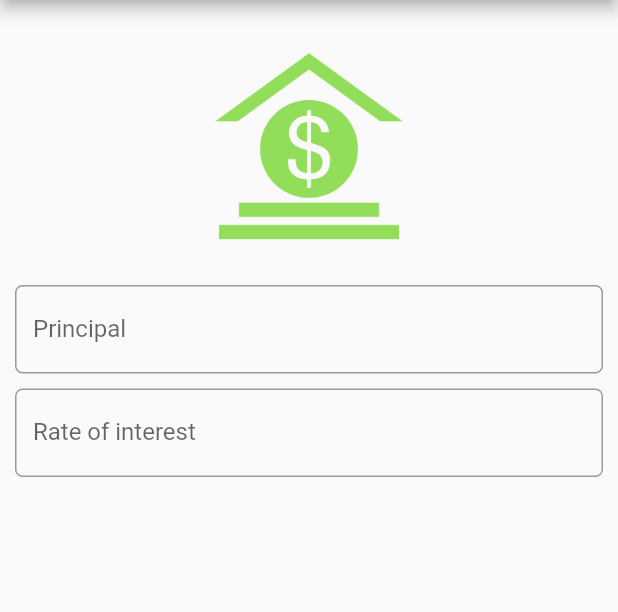
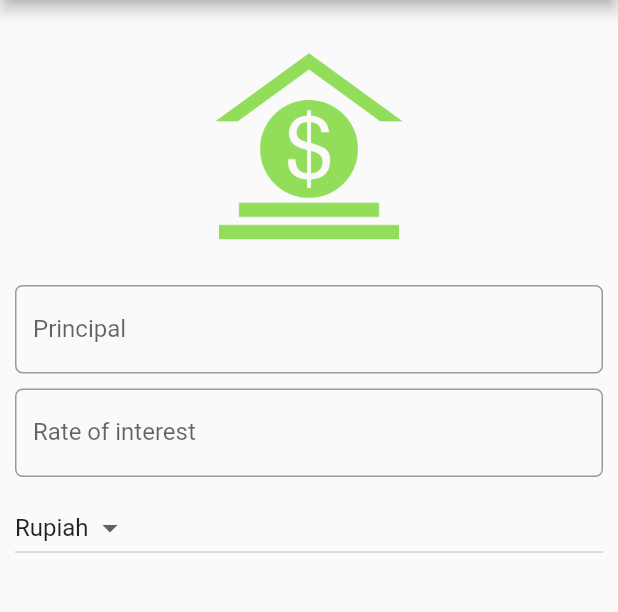
Before and after one commit to erikrios/simple-interest-calculator-app, a Flutter app: the screen it shows after launch, on a phone screen of 412 x 824 dp, the part 84-696 px from its top. Run offline on Flutter 3.47's test engine with Material 2 defaults, Android fonts, the phone set to English and light mode, and no system bars.

Commit message:
Add DropdownButton and DropdownItem widget

```diff
--- a/lib/main.dart
+++ b/lib/main.dart
@@ -28,6 +28,19 @@ class SimpleInterestCalculator extends StatefulWidget {
 
 class _SimpleInterestCalculatorState extends State<SimpleInterestCalculator> {
   final double _minimumPadding = 5.0;
+  final List<String> _currencies = [
+    'Rupiah',
+    'Dollars',
+    'Ringgit',
+    'Yuan',
+    'Dirham'
+  ];
+  String _currentCurrency;
+  @override
+  void initState() {
+    super.initState();
+    _currentCurrency = _currencies[0];
+  }
 
   @override
   Widget build(BuildContext context) {
@@ -53,6 +66,7 @@ class _SimpleInterestCalculatorState extends State<SimpleInterestCalculator> {
                 top: _minimumPadding,
                 bottom: _minimumPadding,
               ),
+              child: _getDropdownButton(),
             )
           ],
         ),
@@ -93,4 +107,21 @@ class _SimpleInterestCalculatorState extends State<SimpleInterestCalculator> {
       ),
     );
   }
+
+  Widget _getDropdownButton() {
+    return DropdownButton(
+      value: _currentCurrency,
+      items: _currencies.map((String value) {
+        return DropdownMenuItem(
+          value: value,
+          child: Text(value),
+        );
+      }).toList(),
+      onChanged: (String value) {
+        setState(() {
+          _currentCurrency = value;
+        });
+      },
+    );
+  }
 }
```
